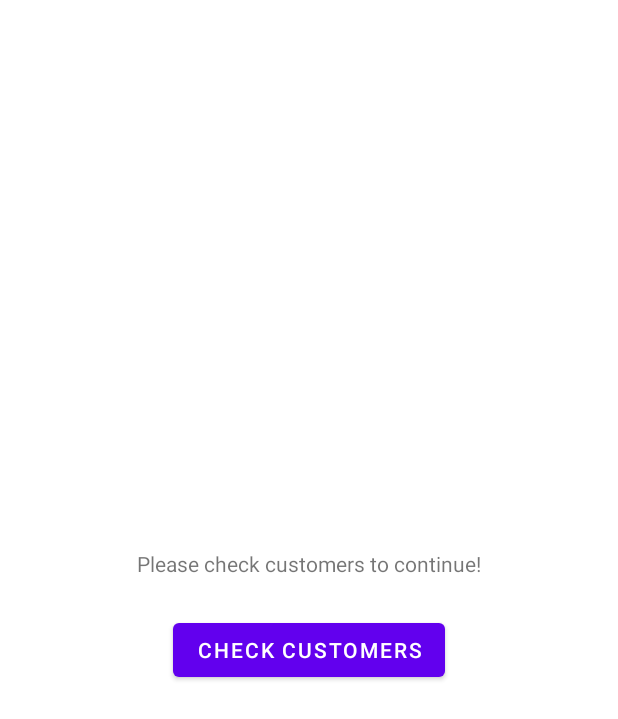
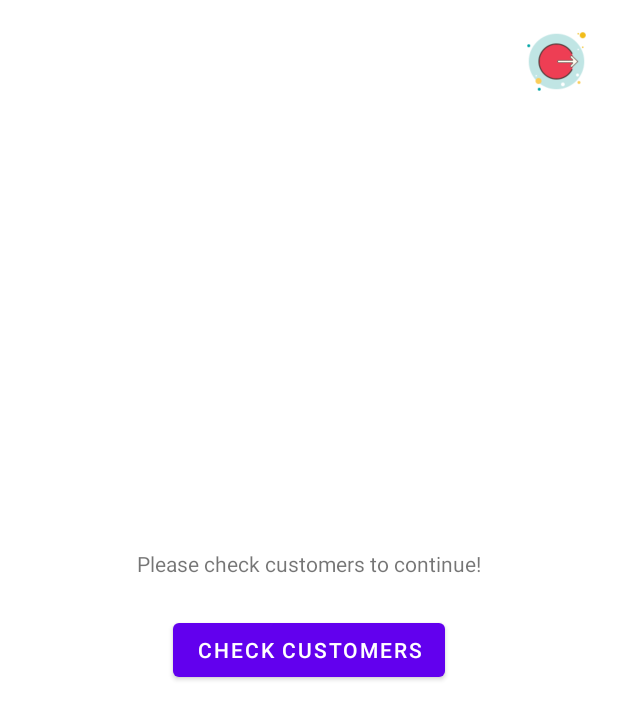
Before and after one commit to shahad-mahmud/rsf_attendence, an Android app: the layout activity_presence.xml on its own in the app's theme, with its tools: preview values and no code run, on a phone screen of 412 x 824 dp. Shown: the top 719 px of the screen. Run offline under Robolectric (Android 15) with nearby library versions, the phone set to English and light mode, and no system bars.

Commit message:
double back press logout

```diff
--- a/app/src/main/res/layout/activity_presence.xml
+++ b/app/src/main/res/layout/activity_presence.xml
@@ -6,12 +6,24 @@
     android:layout_height="match_parent"
     android:animateLayoutChanges="true">
 
+    <ImageButton
+        android:id="@+id/presence_logout_button"
+        android:layout_width="50dp"
+        android:layout_height="50dp"
+        android:layout_alignParentEnd="true"
+        android:layout_marginTop="16dp"
+        android:layout_marginEnd="16dp"
+        android:background="@android:color/transparent"
+        android:contentDescription="@string/logout_button"
+        android:scaleType="fitCenter"
+        android:src="@drawable/ic_logout" />
+
     <RelativeLayout
         android:layout_width="wrap_content"
         android:layout_height="wrap_content"
         android:layout_centerInParent="true"
         android:animateLayoutChanges="true"
-        tools:ignore="UselessParent">
+        tools:ignore="RelativeOverlap,UselessParent">
 
         <TextView
             android:id="@+id/presence_prompt_text"
@@ -56,6 +68,7 @@
                 android:layout_centerVertical="true"
                 android:background="@android:color/transparent"
                 android:padding="4dp"
+                android:contentDescription="@string/spinner_opener_button"
                 android:src="@drawable/ic_arrow_drop_down_circle_24" />
         </RelativeLayout>
 
--- a/app/src/main/res/values/strings.xml
+++ b/app/src/main/res/values/strings.xml
@@ -17,4 +17,6 @@
     <string name="send">Send</string>
     <string name="dialog_icon">dialog icon</string>
     <string name="okay">Okay</string>
+    <string name="logout_button">Logout button</string>
+    <string name="spinner_opener_button">spinner opener button</string>
 </resources>
--- a/build.gradle
+++ b/build.gradle
@@ -5,7 +5,7 @@ buildscript {
         jcenter()
     }
     dependencies {
-        classpath "com.android.tools.build:gradle:4.0.0"
+        classpath 'com.android.tools.build:gradle:4.0.1'
 
         // NOTE: Do not place your application dependencies here; they belong
         // in the individual module build.gradle files
```
Also changed, not shown: app/src/main/java/com/shahad/rsfattendence/ActivityLogin.java (+21 -0 lines), app/src/main/java/com/shahad/rsfattendence/ActivitySendPresence.java (+64 -1 lines), app/src/main/java/com/shahad/rsfattendence/MainActivity.java (+23 -3 lines), app/src/main/res/drawable/ic_logout.png (added), 329 other files.
